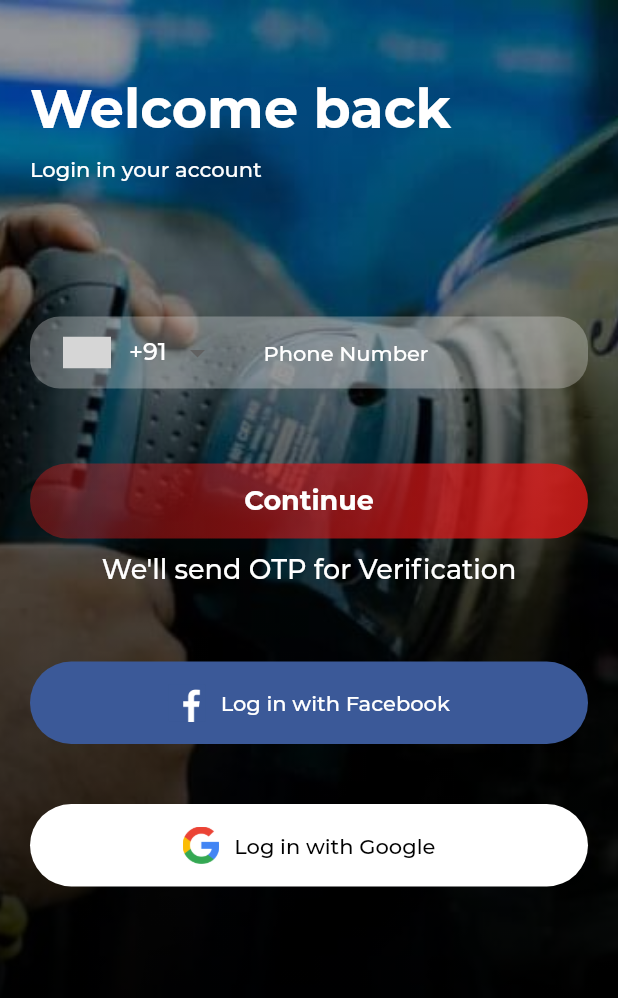
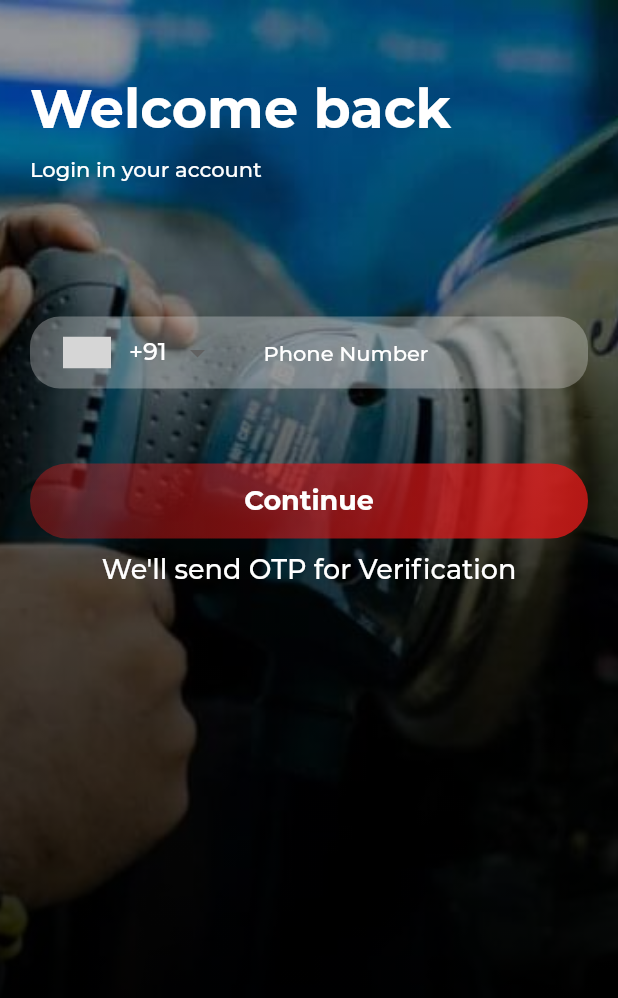
Before and after one commit to santhoshkumarch/mrbike, a Flutter app: the screen it shows after launch, on a phone screen of 412 x 824 dp. Shown: the top 998 px of the screen. Run offline on Flutter 3.47's test engine with Material 2 defaults, Android fonts, the phone set to English and light mode, and no system bars; drawn by our look-alikes of intl_phone_number_input; our stand-ins replace dotted_border, flutter_slidable, flutter_spinkit, fluttertoast, google_maps_flutter, page_transition and 1 more; missing offline and left inert: flutter_todo, horizontal_calendar_widget; grey boxes are pictures that could not be loaded.

Commit message:
added lib

```diff
--- a/lib/pages/auth/login.dart
+++ b/lib/pages/auth/login.dart
@@ -157,69 +157,6 @@ class _LoginState extends State<Login> {
                       textAlign: TextAlign.center,
                       style: white18MediumTextStyle,
                     ),
-                    SizedBox(height: 30.0),
-                    Padding(
-                      padding: EdgeInsets.all(20.0),
-                      child: InkWell(
-                        borderRadius: BorderRadius.circular(30.0),
-                        onTap: () {},
-                        child: Container(
-                          padding: EdgeInsets.all(15.0),
-                          alignment: Alignment.center,
-                          decoration: BoxDecoration(
-                            borderRadius: BorderRadius.circular(30.0),
-                            color: Color(0xFF3B5998),
-                          ),
-                          child: Row(
-                            mainAxisAlignment: MainAxisAlignment.center,
-                            crossAxisAlignment: CrossAxisAlignment.center,
-                            children: <Widget>[
-                              Image.asset(
-                                'assets/facebook.png',
-                                height: 25.0,
-                                fit: BoxFit.fitHeight,
-                              ),
-                              SizedBox(width: 10.0),
-                              Text(
-                                'Log in with Facebook',
-                                style: white14MediumTextStyle,
-                              ),
-                            ],
-                          ),
-                        ),
-                      ),
-                    ),
-                    Padding(
-                      padding: EdgeInsets.all(20.0),
-                      child: InkWell(
-                        borderRadius: BorderRadius.circular(30.0),
-                        onTap: () {},
-                        child: Container(
-                          padding: EdgeInsets.all(15.0),
-                          alignment: Alignment.center,
-                          decoration: BoxDecoration(
-                            borderRadius: BorderRadius.circular(30.0),
-                            color: Colors.white,
-                          ),
-                          child: Row(
-                            mainAxisAlignment: MainAxisAlignment.center,
-                            crossAxisAlignment: CrossAxisAlignment.center,
-                            children: <Widget>[
-                              Image.asset(
-                                'assets/google.png',
-                                height: 25.0,
-                                fit: BoxFit.fitHeight,
-                              ),
-                              SizedBox(width: 10.0),
-                              Text(
-                                'Log in with Google',
-                                style: black14MediumTextStyle,
-                              ),
-                            ],
-                          ),
-                        ),
-                      ),
-                    ),
                   ],
                 ),
               ),
```
Also changed, not shown: pubspec.lock.
